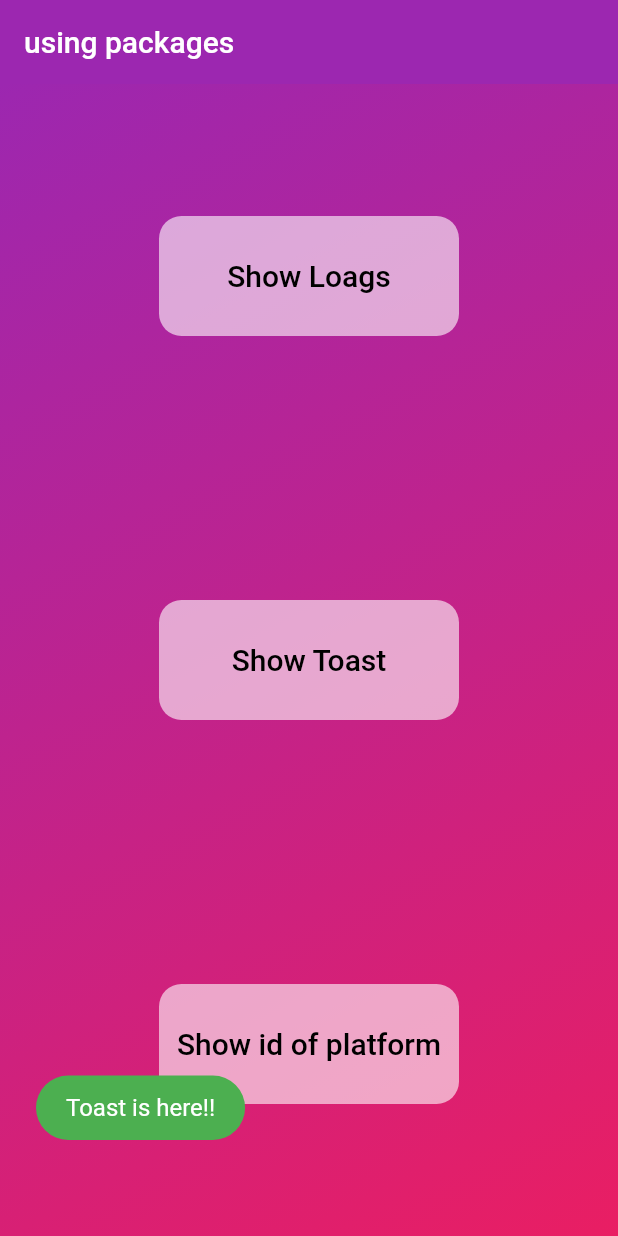
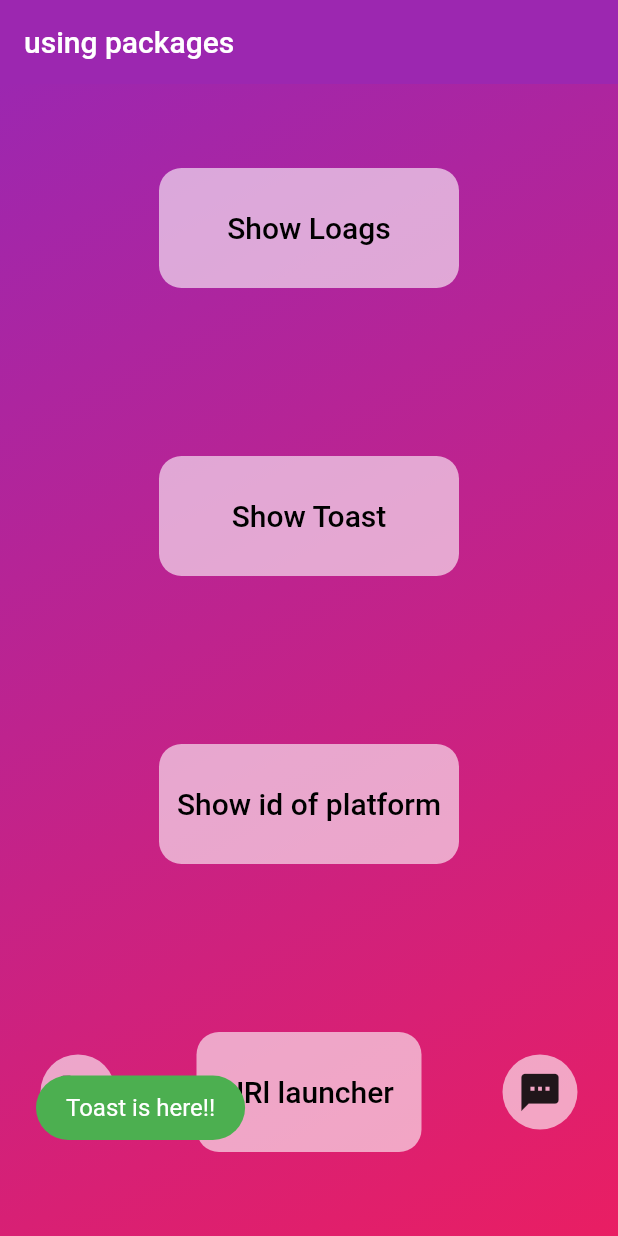
Before and after one commit to azizbek123411/using_packages, a Flutter app: the screen it shows after launch, after a tap on "Show Toast", on a phone screen of 412 x 824 dp. Run offline on Flutter 3.47's test engine with Material 2 defaults, Android fonts, the phone set to English and light mode, and no system bars; our stand-ins replace device_info_plus, fluttertoast, logger.

Commit message:
new version

```diff
--- a/lib/pages/home_page.dart
+++ b/lib/pages/home_page.dart
@@ -2,7 +2,7 @@ import 'package:flutter/material.dart';
 import 'package:url_launcher/url_launcher.dart';
 import 'package:using_packages/servers/flutter_toast.dart';
 import 'package:using_packages/servers/platform_id.dart';
-
+import 'package:url_launcher/url_launcher_string.dart';
 import '../servers/log_servises.dart';
 
 class HomePage extends StatefulWidget {
@@ -15,6 +15,15 @@ class HomePage extends StatefulWidget {
 }
 
 class _HomePageState extends State<HomePage> {
+  Future<void> _launchURL(String url)async{
+    final Uri uri=Uri(scheme: "https",host: url);
+    if(!await launchUrl(
+        uri,
+    mode: LaunchMode.externalApplication
+    )){
+      throw "Don't launch";
+    }
+  }
   @override
   Widget build(BuildContext context) {
     return Scaffold(
@@ -96,6 +105,62 @@ class _HomePageState extends State<HomePage> {
                   ),
                 ),
               ),
+              Row(
+                mainAxisAlignment: MainAxisAlignment.spaceAround,
+                children: [
+                  Container(
+                    height: 50,
+                    width: 50,
+                    decoration: BoxDecoration(
+                      borderRadius: BorderRadius.circular(30),
+                      color: Colors.white.withOpacity(0.6),
+                    ),
+                    child: IconButton(
+                      onPressed: ()async{
+                        String callURl="tel:";
+                        if(await canLaunchUrlString(callURl)){
+                          launchUrlString(callURl);
+                        }print("Can't url");
+                      },
+                      icon: const Icon(Icons.call,size: 30,),
+                    ),
+                  ),
+                  Container(
+                    height: 80,
+                    width: 150,
+                    decoration: BoxDecoration(
+                      borderRadius: BorderRadius.circular(15),
+                      color: Colors.white.withOpacity(0.6),
+                    ),
+                    child: TextButton(
+                    onPressed: (){
+                      _launchURL("www.youtube.com");
+                    },
+                      child: const Text(
+                        "URl launcher",
+                        style: TextStyle(fontSize: 20, color: Colors.black),
+                      ),
+                    ),
+                  ),
+                  Container(
+                    height: 50,
+                    width: 50,
+                    decoration: BoxDecoration(
+                      borderRadius: BorderRadius.circular(30),
+                      color: Colors.white.withOpacity(0.6),
+                    ),
+                    child: IconButton(
+                      onPressed: ()async{
+                        String smsURL="sms:";
+                        if(await canLaunchUrlString(smsURL)){
+                          launchUrlString(smsURL);
+                        }print("Can't launch");
+                      },
+                      icon: const Icon(Icons.sms,size: 30,),
+                    ),
+                  ),
+                ],
+              ),
             ],
           ),
         ),
```
Also changed, not shown: pubspec.lock, 1 other file.
